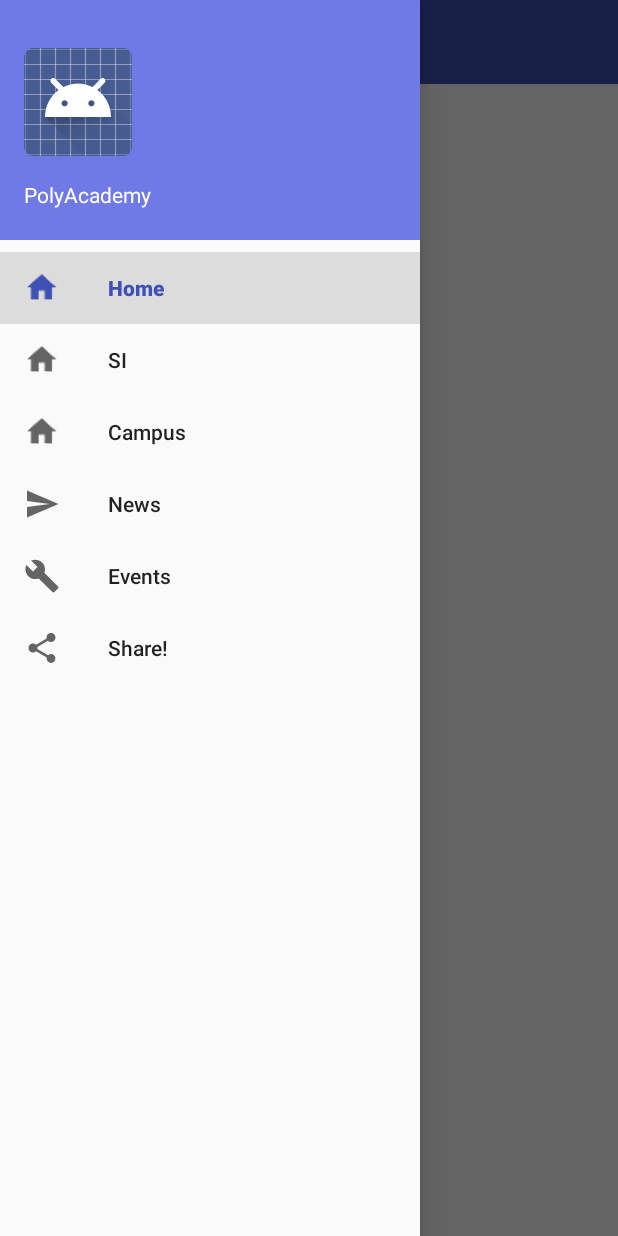
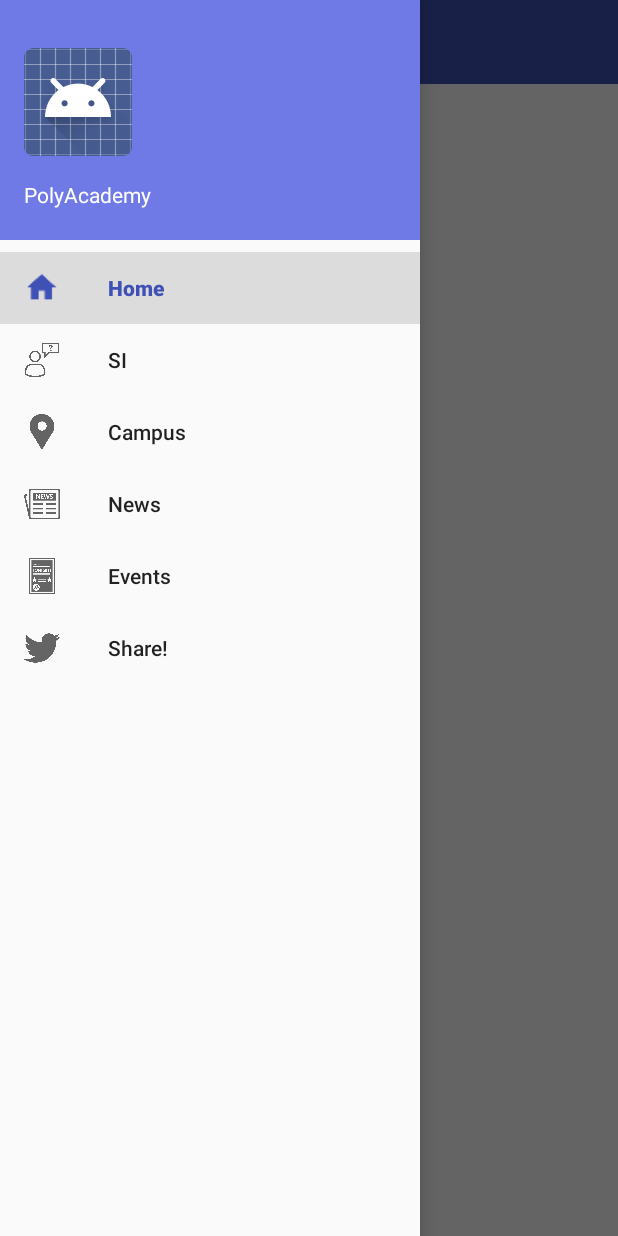
Before and after one commit to I-am-Gabi/PolyAcademy, an Android app: the MainActivity screen opened directly, with no data from a screen before it, with the side drawer open, on a phone screen of 412 x 824 dp. Run offline under Robolectric (Android 15) with nearby library versions, the phone set to English and light mode, and no system bars; libraries missing offline, so code that uses them is left out: com.twitter.sdk, io.fabric.sdk; 7 statements that could not run were skipped.

Commit message:
add icons in main_drawer #27

```diff
--- a/app/src/main/res/menu/activity_main_drawer.xml
+++ b/app/src/main/res/menu/activity_main_drawer.xml
@@ -8,23 +8,23 @@
             android:title="@string/nav_home" />
         <item
             android:id="@+id/nav_infos"
-            android:icon="@drawable/ic_home"
+            android:icon="@drawable/ic_info"
             android:title="@string/nav_info" />
         <item
             android:id="@+id/nav_campus"
-            android:icon="@drawable/ic_home"
+            android:icon="@drawable/ic_campus"
             android:title="@string/nav_campus" />
         <item
             android:id="@+id/nav_news"
-            android:icon="@drawable/ic_menu_send"
+            android:icon="@drawable/ic_news"
             android:title="@string/nav_news" />
         <item
             android:id="@+id/nav_events"
-            android:icon="@drawable/ic_menu_manage"
+            android:icon="@drawable/ic_events"
             android:title="@string/nav_events" />
         <item
             android:id="@+id/nav_twitter"
-            android:icon="@drawable/ic_menu_share"
+            android:icon="@drawable/ic_twitter"
             android:title="@string/nav_twitter" />
     </group>
 </menu>
```
Also changed, not shown: app/src/main/res/drawable/ic_calendar.png (added), app/src/main/res/drawable/ic_campus.png (added), app/src/main/res/drawable/ic_campus2.png (added), app/src/main/res/drawable/ic_events.png (added), app/src/main/res/drawable/ic_info.png (added), app/src/main/res/drawable/ic_news.png (added), app/src/main/res/drawable/ic_twitter.png (added), 1 other file.
